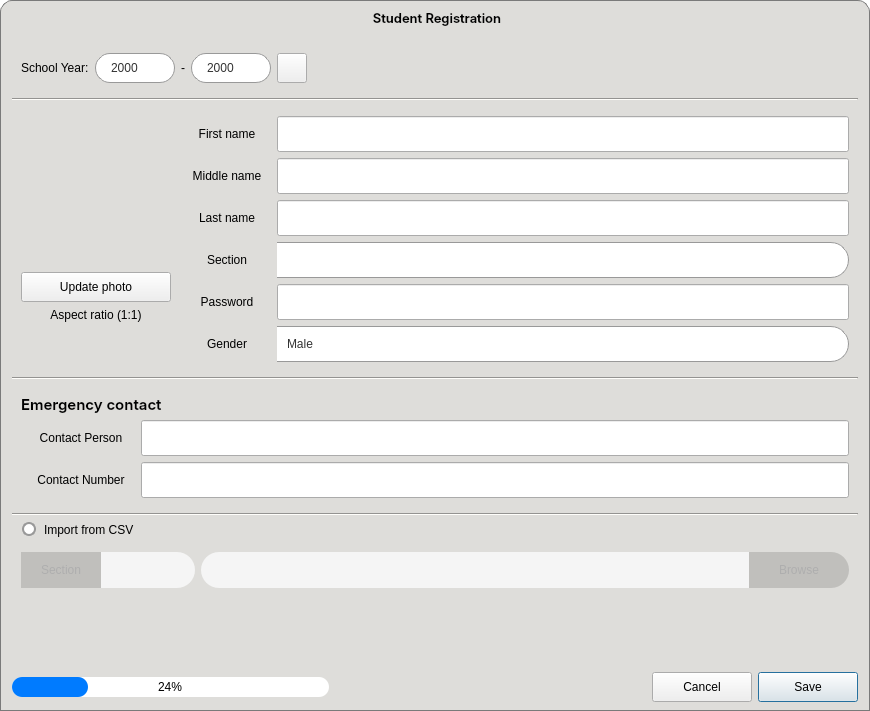
Qt form CAI_PyQt/CAI_Admin/UI/FormAddNewStudent.ui (CPG19040/CPG19040) before a commit.
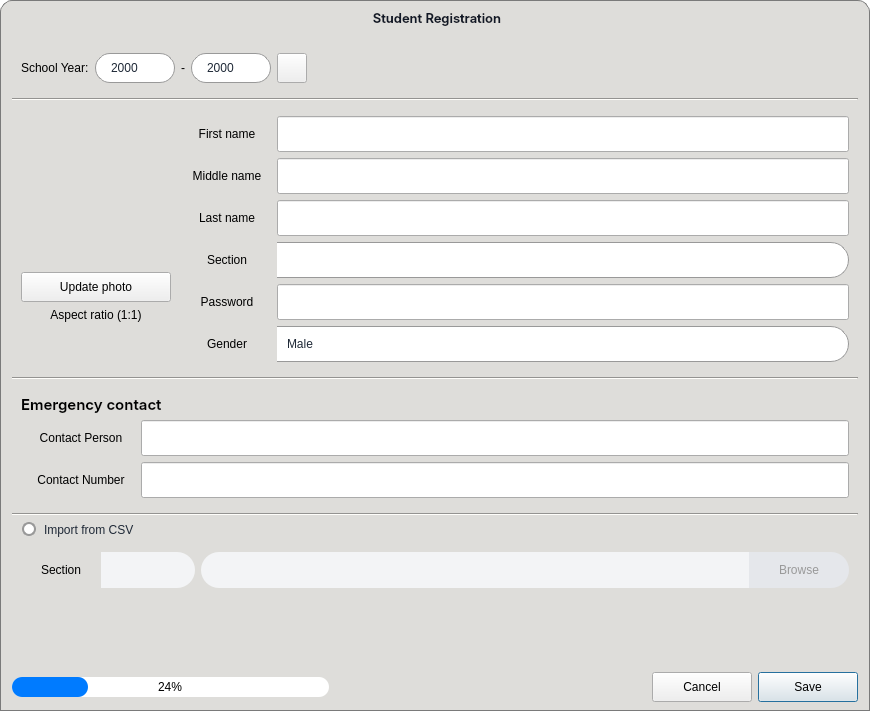
The same form after that commit. Icons and pictures are not drawn.

What changed in the file:
```diff
--- a/CAI_PyQt/CAI_Admin/UI/FormAddNewStudent.ui
+++ b/CAI_PyQt/CAI_Admin/UI/FormAddNewStudent.ui
@@ -30,12 +30,340 @@
   </property>
   <property name="styleSheet">
    <string notr="true">* {
-	color: black;
-	font: 10pt &quot;Inter&quot;;
+    color: #000000;
+    font: 10pt &quot;Inter&quot;;
 }
 
 #AddNewStudentDialog {
-	background: transparent;
+    background: transparent;
+}
+
+#line_1,
+#line_2,
+#line_3 {
+    background-color: #deddda;
+}
+
+#frame_header {
+    background-color: #deddda;
+    border-top-left-radius: 12px;
+    border-top-right-radius: 12px;
+    border: 1px solid #7a7a7a;
+    border-bottom: none;
+}
+
+#label_windowTitle {
+    background: transparent;
+    font: 10pt &quot;Inter SemiBold&quot;;
+    color: #111827;
+}
+
+#widget_body {
+    background-color: #deddda;
+    border: 1px solid #7a7a7a;
+    border-top: none;
+}
+
+#btnBrowseCSV {
+    font: 10pt &quot;Inter&quot;;
+    background-color: #f3f4f6;
+    color: #1f2937;
+    border: 1px solid #999;
+    border-top-right-radius: 18px;
+    border-bottom-right-radius: 18px;
+}
+
+#btnBrowseCSV:hover {
+    background-color: #ffffff;
+}
+
+#btnBrowseCSV:disabled {
+    background-color: #e5e7eb;
+    border: none;
+    color: #999;
+}
+
+#widget_CSV QLineEdit:disabled {
+    background-color: #f3f4f6;
+    border: none;
+    color: #999;
+}
+
+#txtCSVPath {
+    background-color: #f3f4f6;
+    border: 1px solid #999;
+    border-right: none;
+    border-top-left-radius: 18px;
+    border-bottom-left-radius: 18px;
+    padding: 0px 10px;
+}
+
+#txtCSVPath:focus {
+    border: 1px solid #2563eb;
+}
+
+#txtCSVPath:hover {
+    border: 1px solid #3b82f6;
+}
+
+#txtCSVPath:disabled {
+    background-color: #e5e7eb;
+    border: none;
+}
+
+*[class=&quot;button-normal&quot;] {
+    color: #000000;
+    font: 10pt &quot;Inter&quot;;
+    border: 1px solid #9a9996;
+    border-radius: 15px;
+    background: qlineargradient(x1:0, y1:0, x2:0, y2:1, stop:0 #ffffff, stop:1 #d8ecf6);
+}
+
+*[class=&quot;button-normal&quot;]:hover {
+    background: qlineargradient(x1:0, y1:0, x2:0, y2:1, stop:0 #ffffff, stop:1 #f2f6f8);
+}
+
+*[class=&quot;button-normal&quot;]:pressed {
+    background: qlineargradient(x1:0, y1:0, x2:0, y2:1, stop:0 #dce5e9, stop:1 #ffffff);
+}
+
+*[class=&quot;button-normal&quot;]:disabled {
+    color: #aeaeae;
+    border: 1px solid #dcdcdc;
+    background: #f5f5f5;
+}
+
+QPushButton[class=&quot;button-green&quot;] {
+    border: 1px solid #059669;
+    border-radius: 15px;
+    padding: 0px 10px;
+    background: qlineargradient(x1:0, y1:0, x2:0, y2:1, stop:0 #10b981, stop:1 #059669);
+    color: #ffffff;
+    font: 10pt &quot;Inter SemiBold&quot;;
+}
+
+QPushButton[class=&quot;button-green&quot;]:hover {
+    background: qlineargradient(x1:0, y1:0, x2:0, y2:1, stop:0 #34d399, stop:1 #10b981);
+}
+
+QPushButton[class=&quot;button-green&quot;]:pressed {
+    background: qlineargradient(x1:0, y1:0, x2:0, y2:1, stop:0 #047857, stop:1 #059669); 
+}
+
+QPushButton[class=&quot;button-green&quot;]:disabled {
+    background: #a7f3d0;
+    color: #065f46;
+    opacity: 0.6;
+}
+
+*[class=&quot;input-field&quot;] {
+    background-color: transparent;
+}
+
+*[class=&quot;input-field&quot;] QLineEdit {
+    background-color: #ffffff;
+    border: 1px solid #999;
+    border-left: none;
+    border-top-right-radius: 18px;
+    border-bottom-right-radius: 18px;
+    padding: 0px 8px;
+    color: #1f2937;
+}
+
+*[class=&quot;input-field&quot;] QLabel {
+    background-color: #d2d2d2;
+    border-left: 1px solid #999;
+    border-top: 1px solid #999;
+    border-bottom: 1px solid #999;
+    border-right: none;
+    border-top-left-radius: 18px;
+    border-bottom-left-radius: 18px;
+    padding-left: 8px;
+    color: #000000;
+}
+
+*[class=&quot;input-field&quot;] QLabel:disabled,
+#label_17:disabled,
+#label_24:disabled {
+    color: #999;
+    border: none;
+}
+
+QProgressBar {
+    border-radius: 10px;
+    background-color: white;
+}
+
+QProgressBar::chunk {
+    background-color: #007BFF;
+    border-radius: 10px;
+}
+
+*[class=&quot;input-field&quot;] QPushButton:disabled, 
+*[class=&quot;input-field&quot;] QLineEdit:disabled, 
+*[class=&quot;input-field&quot;] QComboBox:disabled {
+    background-color: #f3f4f6;
+    border: none;
+    color: #999;
+}
+
+QRadioButton {
+    color: #1f2937;
+    spacing: 8px;
+    padding: 0px 10px;
+    background: transparent;
+    font: 10pt &quot;Inter&quot;;
+}
+
+QRadioButton::indicator {
+    background: #ffffff;
+    border: 2px solid #999;
+    min-width: 14px;
+    min-height: 14px;
+    border-radius: 7px;
+}
+
+QRadioButton::indicator:checked {
+    border-color: #93c5fd;
+    background-color: #2563eb;
+}
+
+QComboBox {
+    border: 1px solid #999;
+    border-left: none;
+    padding: 0px 10px;
+    background-color: #ffffff;
+    color: #1f2937;
+    font: 10pt &quot;Inter Medium&quot;;
+    selection-background-color: #bfdbfe;
+    border-top-right-radius: 18px;
+    border-bottom-right-radius: 18px;
+}
+
+QComboBox:focus, QLineEdit:focus {
+    border: 1px solid #2563eb;
+}
+
+QComboBox:hover, QLineEdit:hover {
+    border: 1px solid #3b82f6;
+}
+
+QComboBox::drop-down {
+    subcontrol-origin: padding;
+    subcontrol-position: top right;
+    width: 30px;
+    border-left-width: 0px;
+    border-top-right-radius: 15px;
+    border-bottom-right-radius: 15px;
+}
+
+QComboBox::down-arrow {
+    image: url(:/Images/Images/caret-down.png);
+    border: none;
+    width: 8px;
+    height: 8px;
+}
+
+QComboBox QAbstractItemView {
+    background-color: #ffffff !important;
+    border: 1px solid #999;
+    selection-background-color: #bfdbfe;
+    selection-color: #111827;
+    outline: 0;
+}
+
+QComboBox QAbstractItemView::item {
+    padding: 0px 15px;
+    border-radius: 4px;
+    color: #1f2937;
+}
+
+QComboBox QAbstractItemView::item:hover {
+    background-color: #bfdbfe;
+    color: #111827;
+}
+
+QComboBox:disabled {
+    background-color: #f3f4f6;
+    border: none;
+    color: #999;
+}
+
+QComboBox::drop-down:disabled {
+    border-top-right-radius: 15px;
+    border-bottom-right-radius: 15px;
+    background-color: transparent;
+}
+
+QComboBox::down-arrow:disabled {
+    image: url(:/Images/Images/caret-down-disabled.png);
+}
+
+QSpinBox {
+    font: 10pt &quot;Inter Medium&quot;;
+    height: 30px;
+    border: 1px solid #999;
+    border-radius: 15px;
+    padding: 0px 5px;
+    background-color: #ffffff;
+    color: #1f2937;
+    selection-background-color: #bfdbfe;
+}
+
+QSpinBox:focus {
+    border: 1px solid #2563eb;
+}
+
+QSpinBox:hover {
+    border: 1px solid #3b82f6;
+}
+
+QSpinBox::up-button, QSpinBox::down-button {
+    subcontrol-origin: border;
+    width: 8px;
+    height: 8px;
+    padding: 6px 10px 6px 2px;
+    color: #6b7280;
+}
+
+QSpinBox::up-button {
+    subcontrol-position: top right;
+    border-top-right-radius: 15px;
+}
+
+QSpinBox::down-button {
+    subcontrol-position: bottom right;
+    border-bottom-right-radius: 15px;
+}
+
+QSpinBox::up-arrow {
+    image: url(:/Images/Images/caret-up.png);
+    width: 8px;
+    height: 8px;
+}
+
+QSpinBox::down-arrow {
+    image: url(:/Images/Images/caret-down.png);
+    width: 8px;
+    height: 8px;
+}
+
+#btnMinimize {
+    border-radius: 12px;
+    background-color: transparent;
+}
+
+#btnMinimize:hover {
+    background-color: #f8e45c;
+}
+
+#btnClose {
+    border-radius: 12px;
+    background-color: transparent;
+}
+
+#btnClose:hover {
+    background-color: #f66151;
 }</string>
   </property>
   <layout class="QVBoxLayout" name="verticalLayout_5">
@@ -72,13 +400,7 @@
       <bool>true</bool>
      </property>
      <property name="styleSheet">
-      <string notr="true">#frame_header {
-	background-color: #deddda;
-	border-top-left-radius: 12px;
-	border-top-right-radius: 12px;
-	border: 1px solid #7a7a7a;
-	border-bottom: none;
-}</string>
+      <string notr="true"/>
      </property>
      <property name="frameShape">
       <enum>QFrame::StyledPanel</enum>
@@ -150,9 +472,7 @@
          </font>
         </property>
         <property name="styleSheet">
-         <string notr="true">background: transparent;
-color: rgb(0, 0, 0);
-font: 10pt &quot;Inter SemiBold&quot;;</string>
+         <string notr="true"/>
         </property>
         <property name="text">
          <string>Student Registration</string>
@@ -282,261 +602,7 @@
    <item>
     <widget class="QWidget" name="widget_body" native="true">
      <property name="styleSheet">
-      <string notr="true">#widget_body {
-	background-color: #deddda;
-	border: 1px solid #7a7a7a;
-	border-top: none;
-}
-
-*[class=&quot;button-normal&quot;] {
-	font: 10pt &quot;Inter&quot;;
-	background: qlineargradient(x1:0, y1:0, x2:0, y2:1, 
-                                stop:0 #ffffff, 
-                                stop:1 #d8ecf6);
-	color: black;
-	border-radius: 15px;
-	border: 1px solid rgb(154, 153, 150);
-}
-
-*[class=&quot;button-normal&quot;]:hover {
-	background: qlineargradient(x1:0, y1:0, x2:0, y2:1, 
-                                stop:0 #ffffff, 
-                                stop:1 #f2f6f8);
-}
-
-*[class=&quot;button-normal&quot;]:pressed {
-    background: qlineargradient(x1:0, y1:0, x2:0, y2:1, 
-                                stop:0 #dce5e9, 
-                                stop:1 #ffffff);
-}
-
-*[class=&quot;button-normal&quot;]:disabled {
-	background: #f5f5f5;
-	border: 1px solid #dcdcdc;
-	color: #aeaeae;
-}
-
-QPushButton[class=&quot;button-green&quot;] {
-	border: 1px solid #0a5128;
-    border-radius: 15px;
-    padding: 0px 10px 0px;
-    background: qlineargradient(x1:0, y1:0, x2:0, y2:1, 
-                                stop:0 #1ebd5d, 
-                                stop:1 #107f3f);
-    color: #FFF;
-    font: 10pt &quot;Inter SemiBold&quot;;
-}
-
-QPushButton[class=&quot;button-green&quot;]:hover {
-    background: qlineargradient(x1:0, y1:0, x2:0, y2:1, 
-                                stop:0 #2ecc71, 
-                                stop:1 #27AE60);
-}
-
-QPushButton[class=&quot;button-green&quot;]:pressed {
-    background: qlineargradient(x1:0, y1:0, x2:0, y2:1, 
-                                stop:0 #0b572a, 
-                                stop:1 #129046); 
-}
-
-QPushButton[class=&quot;button-green&quot;]:disabled {
-    background: #A5D6A7;
-    color: #E8F5E9;
-    opacity: 0.6;
-}
-
-*[class=&quot;input-field&quot;] {
-	background-color: transparent;
-}
-
-*[class=&quot;input-field&quot;] QLineEdit {
-	background-color: #ffffff;
-	border: 1px solid #999;
-	border-left: none;
-	border-top-right-radius: 18px;
-	border-bottom-right-radius: 18px;
-	padding: 0px 8px;
-	color: black;
-}
-
-*[class=&quot;input-field&quot;] QLabel {
-	background-color: #d2d2d2;
-	border-left: 1px solid #999;
-	border-top: 1px solid #999;
-	border-bottom: 1px solid #999;
-	border-right: none;
-	border-top-left-radius: 18px;
-	border-bottom-left-radius: 18px;
-	padding-left: 8px;
-	color: black;
-}
-
-QLabel:disabled {
-	color: #aaaaaa;
-	border: none;
-}
-
-QProgressBar {
-	border-radius: 10px;
-	background-color: white;
-}
-
-QProgressBar::chunk {
-	background-color: #007BFF;
-	border-radius: 10px;
-}
-
-*[class=&quot;input-field&quot;] QPushButton:disabled, 
-*[class=&quot;input-field&quot;] QLineEdit:disabled, 
-*[class=&quot;input-field&quot;] QComboBox:disabled  {
-    background-color: #f5f5f5;
-	border: none;
-	color: #aeaeae;
-}
-
-QRadioButton {
-	color: black;
-	spacing: 8px;
-	padding: 0px 10px;
-	background: transparent;
-	font: 10pt &quot;Inter&quot;;
-}
-
-QRadioButton::indicator {
-	background: #FFF;
-	border: 2px solid #999;
-	min-width: 14px;
-	min-height: 14px;
-	border-radius: 7px;
-}
-
-QRadioButton::indicator:checked {
-	border-color: #7dd6ff;
-	background-color: #007bff;
-}
-
-QComboBox {
-    border: 1px solid #999;
-    border-left: none;
-    padding: 0px 10px;
-    background-color: #ffffff;
-    color: #333333;
-    font: 10pt &quot;Inter Medium&quot;;
-    selection-background-color: #7eb4d7;
-	border-top-right-radius: 18px;
-	border-bottom-right-radius: 18px;
-}
-
-QComboBox:focus, QLineEdit:focus {
-    border: 1px solid #007BFF;
-}
-
-QComboBox:hover, QLineEdit:hover {
-    border: 1px solid #3498db;
-}
-
-QComboBox::drop-down {
-    subcontrol-origin: padding;
-    subcontrol-position: top right;
-    width: 30px;
-    border-left-width: 0px;
-    border-top-right-radius: 15px;
-    border-bottom-right-radius: 15px;
-}
-
-QComboBox::down-arrow {
-    image: url(:/Images/Images/caret-down.png);
-    border: none;
-    width: 8px;
-    height: 8px;
-}
-
-QComboBox QAbstractItemView {
-    background-color: white !important;
-    border: 1px solid #999;
-    selection-background-color: #7eb4d7;
-    selection-color: #ffffff;
-    outline: 0; /* Removes the ugly dotted focus border */
-}
-
-QComboBox QAbstractItemView::item {
-    padding: 0px 15px;
-    border-radius: 4px;
-    color: #333333;
-}
-
-/* Hover state for items inside the dropdown */
-QComboBox QAbstractItemView::item:hover {
-    background-color: #7eb4d7;
-    color: #ffffff;
-}
-
-QComboBox:disabled {
-    background-color: #f5f5f5;
-    border: none;
-    color: #aaaaaa;
-}
-
-QComboBox::drop-down:disabled {
-    border-top-right-radius: 15px;
-    border-bottom-right-radius: 15px;
-    background-color: transparent;
-}
-
-QComboBox::down-arrow:disabled {
-    image: url(:/Images/Images/caret-down-disabled.png);
-}
-
-QSpinBox {
-	font: 10pt &quot;Inter Medium&quot;;
-    height: 30px;
-    border: 1px solid #999;
-    border-radius: 15px;
-    padding: 0px 5px 0px;
-    background-color: #ffffff;
-    color: #333333;
-    selection-background-color: #7eb4d7;
-}
-
-QSpinBox:focus {
-    border: 1px solid #007BFF;
-}
-
-QSpinBox:hover {
-    border: 1px solid #3498db;
-}
-
-QSpinBox::up-button {
-    subcontrol-origin: border;
-    subcontrol-position: top right;
-    width: 8px;
-    height: 8px;
-    border-top-right-radius: 15px;
-    padding: 6px 10px 6px 2px;
-	color: rgb(119, 118, 123);
-}
-
-QSpinBox::down-button {
-    subcontrol-origin: border;
-    subcontrol-position: bottom right;
-    width: 8px;
-    height: 8px;
-    border-bottom-right-radius: 15px;
-    padding: 6px 10px 6px 2px;
-	color: rgb(119, 118, 123);
-}
-
-QSpinBox::up-arrow {
-    image: url(:/Images/Images/caret-up.png);
-    width: 8px;
-    height: 8px;
-}
-
-QSpinBox::down-arrow {
-    image: url(:/Images/Images/caret-down.png);
-    width: 8px;
-    height: 8px;
-}</string>
+      <string notr="true"/>
      </property>
      <layout class="QVBoxLayout" name="verticalLayout">
       <property name="leftMargin">
@@ -673,9 +739,9 @@
        </widget>
       </item>
       <item>
-       <widget class="Line" name="line_3">
+       <widget class="Line" name="line_1">
         <property name="styleSheet">
-         <string notr="true">background: #deddda;</string>
+         <string notr="true"/>
         </property>
         <property name="orientation">
          <enum>Qt::Horizontal</enum>
@@ -1405,9 +1471,9 @@
        </widget>
       </item>
       <item>
-       <widget class="Line" name="line">
+       <widget class="Line" name="line_3">
         <property name="styleSheet">
-         <string notr="true">background: #deddda;</string>
+         <string notr="true"/>
         </property>
         <property name="orientation">
          <enum>Qt::Horizontal</enum>
@@ -1433,44 +1499,17 @@
          <bool>false</bool>
         </property>
         <property name="styleSheet">
-         <string notr="true">QLineEdit {
-	background-color: #ffffff;
-	color: black;
-	border: 1px solid #999;
-	border-right: none;
-	border-top-left-radius: 18px;
-	border-bottom-left-radius: 18px;
-	padding: 0px 10px;
-}
-
-#btnBrowseCSV {
-	font: 10pt &quot;Inter&quot;;
-	background-color: #e7e7e7;
-	color: black;
-	border: 1px solid rgb(154, 153, 150);
-	border-top-right-radius: 18px;
-	border-bottom-right-radius: 18px;
-}
-
-#btnBrowseCSV:hover {
-	background-color: #FFF;
-}
-
-#btnBrowseCSV:disabled, QLabel:disabled {
-	background-color: rgb(192, 191, 188);
-	border: none;
-	color: #aeaeae;
-}
-
-#widget_CSV QLineEdit:disabled {
-	background-color: #f5f5f5;
-	border: none;
-	color: #aeaeae;
-}</string>
+         <string notr="true"/>
         </property>
         <layout class="QHBoxLayout" name="horizontalLayout_3">
          <item>
           <widget class="QWidget" name="widget_12" native="true">
+           <property name="maximumSize">
+            <size>
+             <width>300</width>
+             <height>16777215</height>
+            </size>
+           </property>
            <property name="class" stdset="0">
             <string>input-field</string>
            </property>
```
Left out of the diff: 30 changed lines with no effect on the pictures.
